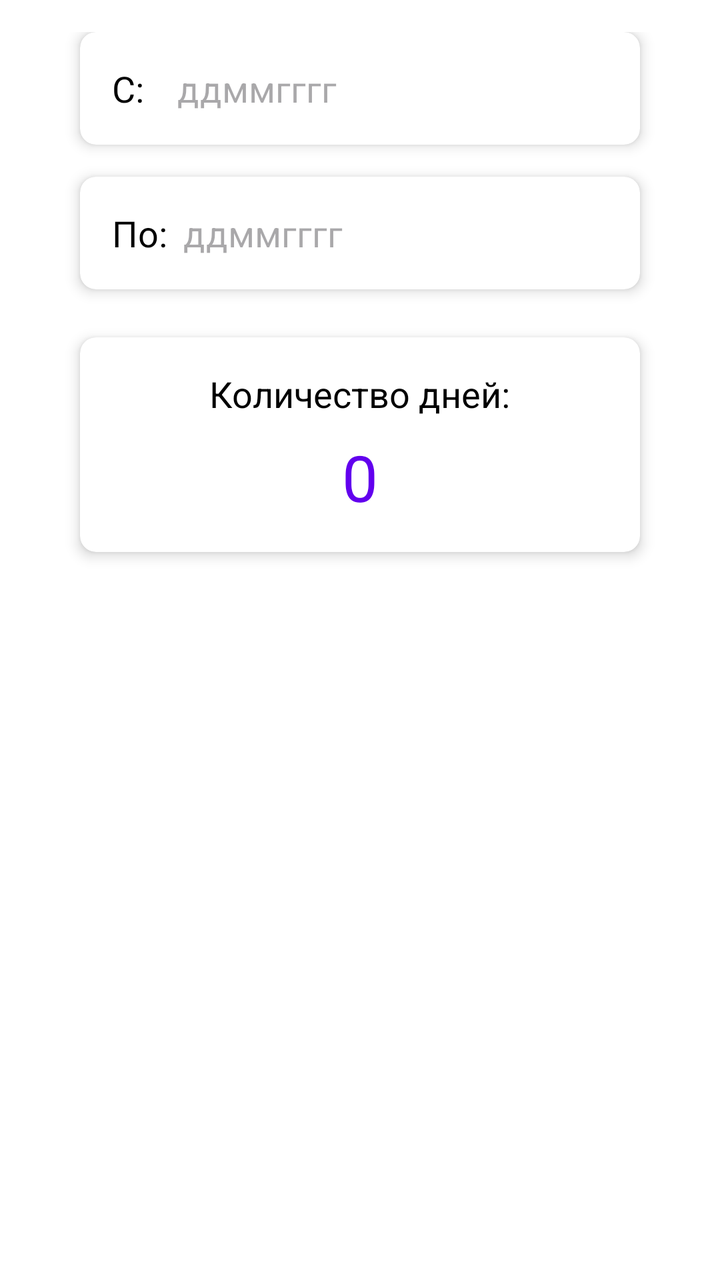
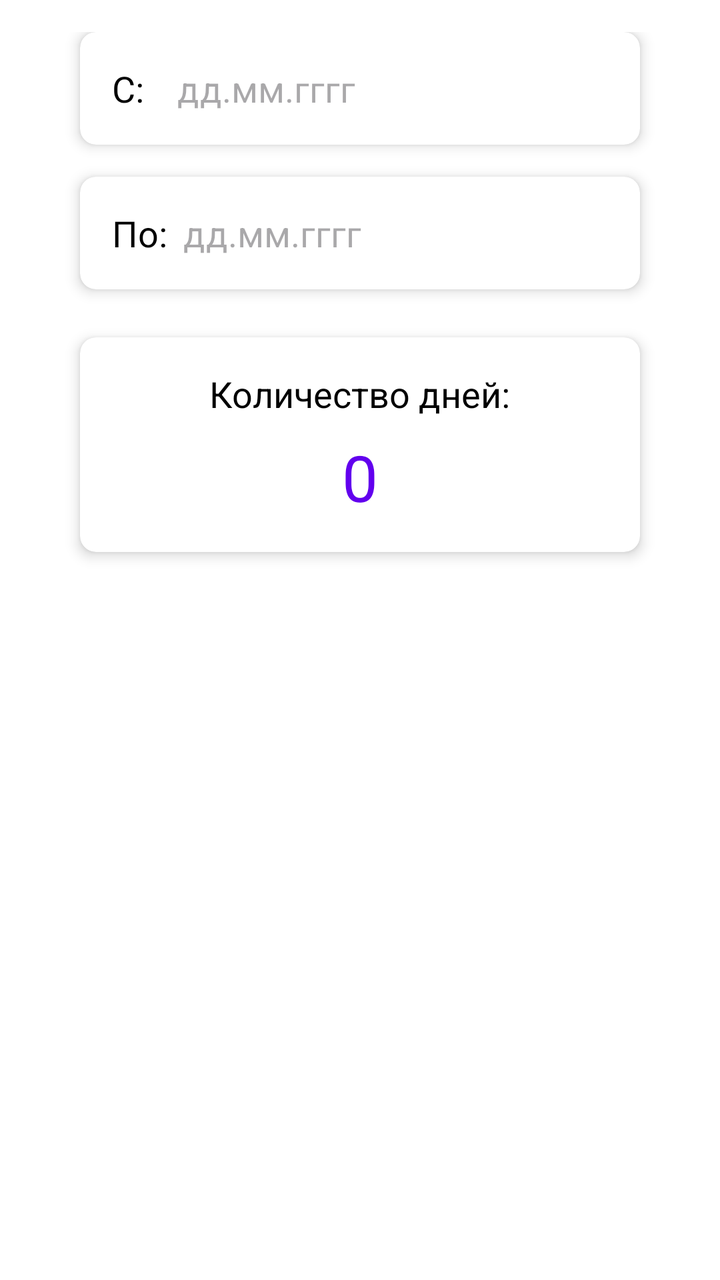

Screens rendered from an Android XML layout before and after an edit, with the pre-edit source and the edit as a unified diff.
<!-- AndroidManifest.xml: application theme Theme.Dategap -->
<!-- res/layout/fragment_number_day.xml -->
<?xml version="1.0" encoding="utf-8"?>
<androidx.constraintlayout.widget.ConstraintLayout xmlns:android="http://schemas.android.com/apk/res/android"
    android:layout_width="match_parent"
    android:layout_height="match_parent"
    xmlns:app="http://schemas.android.com/apk/res-auto">

    <LinearLayout
        android:id="@+id/linearLayout"
        android:layout_width="match_parent"
        android:layout_height="match_parent"
        android:background="@color/white"
        android:orientation="vertical"
        android:padding="16dp"
        android:visibility="visible">

        

        

        <androidx.cardview.widget.CardView
            app:cardBackgroundColor="@color/white"
            app:cardCornerRadius="8dp"
            app:cardElevation="4dp"
            android:layout_width="match_parent"
            android:layout_height="wrap_content"
            android:layout_marginStart="24dp"
            android:layout_marginEnd="24dp"
            android:layout_marginBottom="16dp">

            <LinearLayout
                android:layout_width="match_parent"
                android:layout_height="wrap_content"
                android:orientation="horizontal"
                android:padding="16dp">

                <TextView
                    android:layout_width="wrap_content"
                    android:layout_height="wrap_content"
                    android:layout_gravity="center_vertical"
                    android:layout_marginEnd="8dp"
                    android:text="C:  "
                    android:textColor="@color/black"
                    android:textSize="18sp" />

                <EditText
                    android:id="@+id/edit_start_date"
                    android:layout_width="0dp"
                    android:layout_height="wrap_content"
                    android:layout_weight="1"
                    android:background="@null"
                    android:backgroundTint="@color/purple_500"
                    android:hint="ддммгггг"
                    android:inputType="number"
                    android:textSize="18sp" />
            </LinearLayout>
        </androidx.cardview.widget.CardView>

        
        <androidx.cardview.widget.CardView
            app:cardBackgroundColor="@color/white"
            app:cardCornerRadius="8dp"
            app:cardElevation="4dp"
            android:layout_width="match_parent"
            android:layout_height="wrap_content"
            android:layout_marginStart="24dp"
            android:layout_marginEnd="24dp"
            android:layout_marginBottom="24dp">

            <LinearLayout
                android:layout_width="match_parent"
                android:layout_height="wrap_content"
                android:orientation="horizontal"
                android:padding="16dp">

                <TextView
                    android:layout_width="wrap_content"
                    android:layout_height="wrap_content"
                    android:layout_gravity="center_vertical"
                    android:layout_marginEnd="8dp"
                    android:text="По:"
                    android:textColor="@color/black"
                    android:textSize="18sp" />

                <EditText
                    android:id="@+id/edit_end_date"
                    android:layout_width="0dp"
                    android:layout_height="wrap_content"
                    android:layout_weight="1"
                    android:background="@null"
                    android:backgroundTint="@color/purple_500"
                    android:hint="ддммгггг"
                    android:inputType="number"
                    android:textSize="18sp" />
            </LinearLayout>
        </androidx.cardview.widget.CardView>

        
        <androidx.cardview.widget.CardView
            app:cardBackgroundColor="@color/white"
            app:cardCornerRadius="8dp"
            app:cardElevation="4dp"
            android:layout_width="match_parent"
            android:layout_height="wrap_content"
            android:layout_marginStart="24dp"
            android:layout_marginEnd="24dp"
            android:layout_marginBottom="24dp">

            <LinearLayout
                android:layout_width="match_parent"
                android:layout_height="wrap_content"
                android:gravity="center"
                android:orientation="vertical"
                android:padding="16dp">

                
                <TextView
                    android:id="@+id/text_diff_day"
                    android:layout_width="wrap_content"
                    android:layout_height="wrap_content"
                    android:layout_marginBottom="8dp"
                    android:text="Количество дней:"
                    android:textColor="@color/black"
                    android:textSize="18sp" />

                
                <TextView
                    android:id="@+id/diff_day"
                    android:layout_width="wrap_content"
                    android:layout_height="wrap_content"
                    android:text="0"
                    android:textColor="@color/purple_500"
                    android:textSize="32sp" />
            </LinearLayout>

        </androidx.cardview.widget.CardView>

        

    </LinearLayout>
</androidx.constraintlayout.widget.ConstraintLayout>
<!-- resources referenced by this layout -->
<resources>
  <color name="black">#FF000000</color>
  <color name="purple_500">#FF6200EE</color>
  <color name="white">#FFFFFFFF</color>
  <style name="Theme.Dategap" parent="android:Theme.Material.Light.NoActionBar" />
</resources>

<!-- the commit's change to res/layout/fragment_number_day.xml (unified diff, before → after) -->
@@ -49,7 +49,7 @@
                     android:layout_weight="1"
                     android:background="@null"
                     android:backgroundTint="@color/purple_500"
-                    android:hint="ддммгггг"
+                    android:hint="дд.мм.гггг"
                     android:inputType="number"
                     android:textSize="18sp" />
             </LinearLayout>
@@ -88,7 +88,7 @@
                     android:layout_weight="1"
                     android:background="@null"
                     android:backgroundTint="@color/purple_500"
-                    android:hint="ддммгггг"
+                    android:hint="дд.мм.гггг"
                     android:inputType="number"
                     android:textSize="18sp" />
             </LinearLayout>
